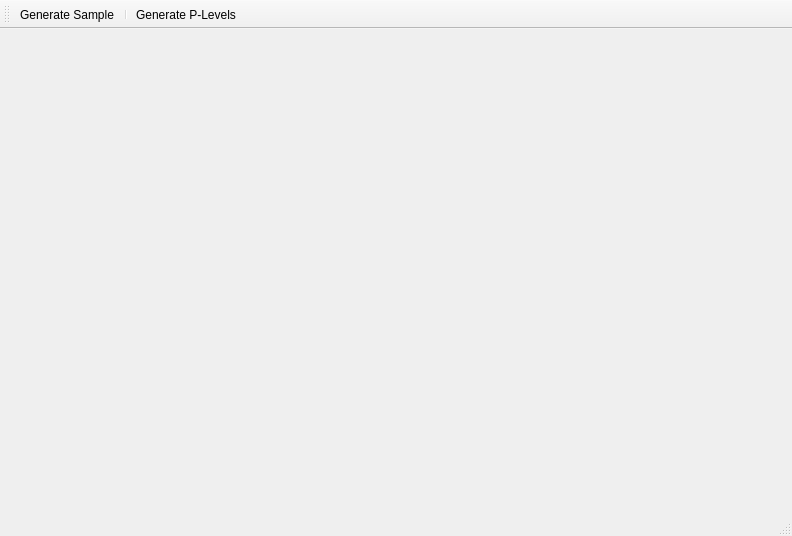
Old version of the form ui/mainwindow.ui in the repository braubergiag/ModelDistribution.
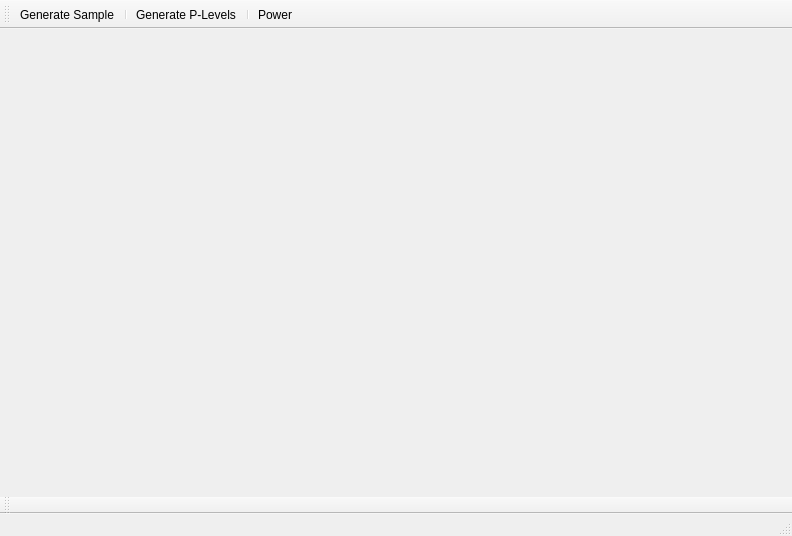
New version of the form.

Commit message: Dialog_Power added

What changed in the file:
```diff
--- a/ui/mainwindow.ui
+++ b/ui/mainwindow.ui
@@ -61,6 +61,19 @@
    <addaction name="actionCreate"/>
    <addaction name="separator"/>
    <addaction name="actionGenerate_P_Levels"/>
+   <addaction name="separator"/>
+   <addaction name="actionPower"/>
+  </widget>
+  <widget class="QToolBar" name="toolBar_2">
+   <property name="windowTitle">
+    <string>toolBar_2</string>
+   </property>
+   <attribute name="toolBarArea">
+    <enum>BottomToolBarArea</enum>
+   </attribute>
+   <attribute name="toolBarBreak">
+    <bool>false</bool>
+   </attribute>
   </widget>
   <action name="actionCreate">
    <property name="text">
@@ -72,6 +85,11 @@
     <string>Generate P-Levels</string>
    </property>
   </action>
+  <action name="actionPower">
+   <property name="text">
+    <string>Power</string>
+   </property>
+  </action>
  </widget>
  <resources/>
  <connections/>
```
The commit also changes 8 other files.
